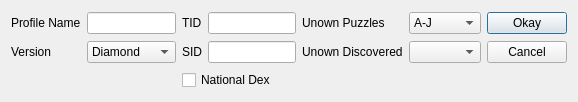
Qt form Form/Gen4/Profile/ProfileEditor4.ui (NickPlayeZ/PokeFinder) before a commit.
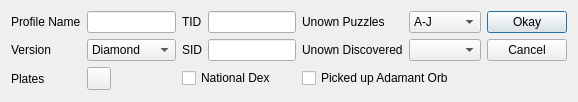
The same form after that commit. Custom widgets are drawn as their Qt base class.

Commit message: add underground item RNG tool

What changed in the file:
```diff
--- a/Form/Gen4/Profile/ProfileEditor4.ui
+++ b/Form/Gen4/Profile/ProfileEditor4.ui
@@ -87,6 +87,23 @@
      </property>
     </widget>
    </item>
+   <item row="2" column="0">
+    <widget class="QLabel" name="labelPlates">
+     <property name="text">
+      <string>Plates</string>
+     </property>
+    </widget>
+   </item>
+   <item row="2" column="4" colspan="2">
+    <widget class="QCheckBox" name="checkBoxUndergroundOrb">
+     <property name="text">
+      <string>Picked up Adamant Orb</string>
+     </property>
+    </widget>
+   </item>
+   <item row="2" column="1">
+    <widget class="ComboMenu" name="comboMenuPlates"/>
+   </item>
    <item row="0" column="4">
     <widget class="QLabel" name="labelUnownPuzzles">
      <property name="text">
@@ -145,6 +162,11 @@
   </layout>
  </widget>
  <customwidgets>
+  <customwidget>
+   <class>ComboMenu</class>
+   <extends>QToolButton</extends>
+   <header>Form/Controls/ComboMenu.hpp</header>
+  </customwidget>
   <customwidget>
    <class>TextBox</class>
    <extends>QLineEdit</extends>
```
The commit also changes 19 other files.
